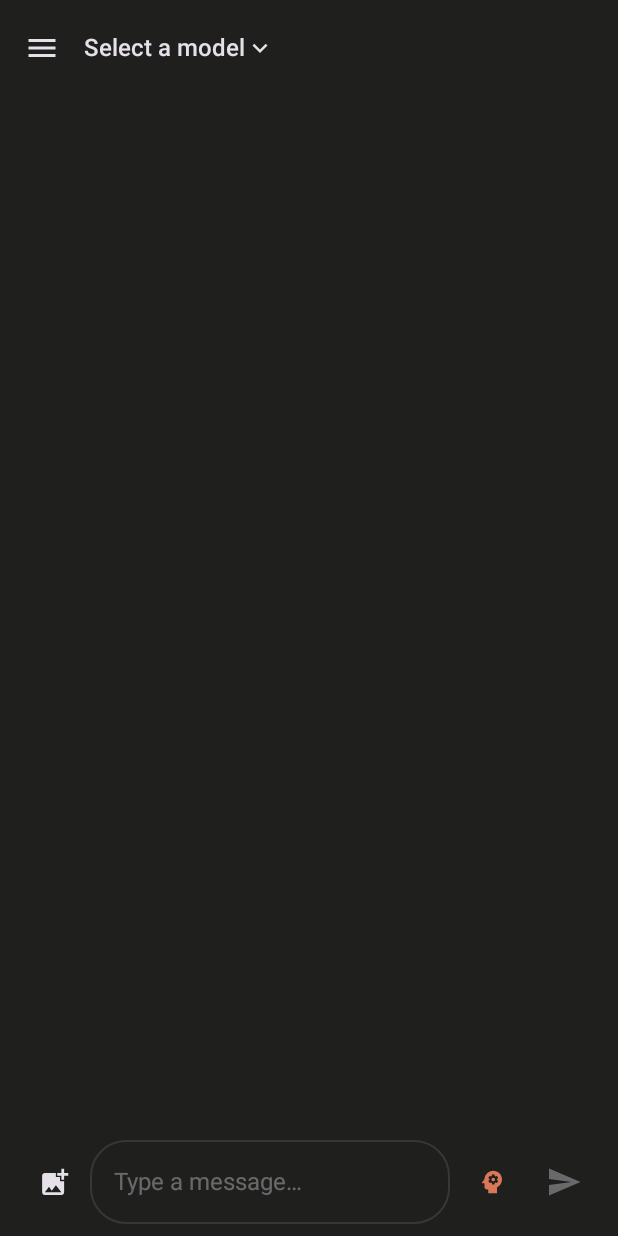
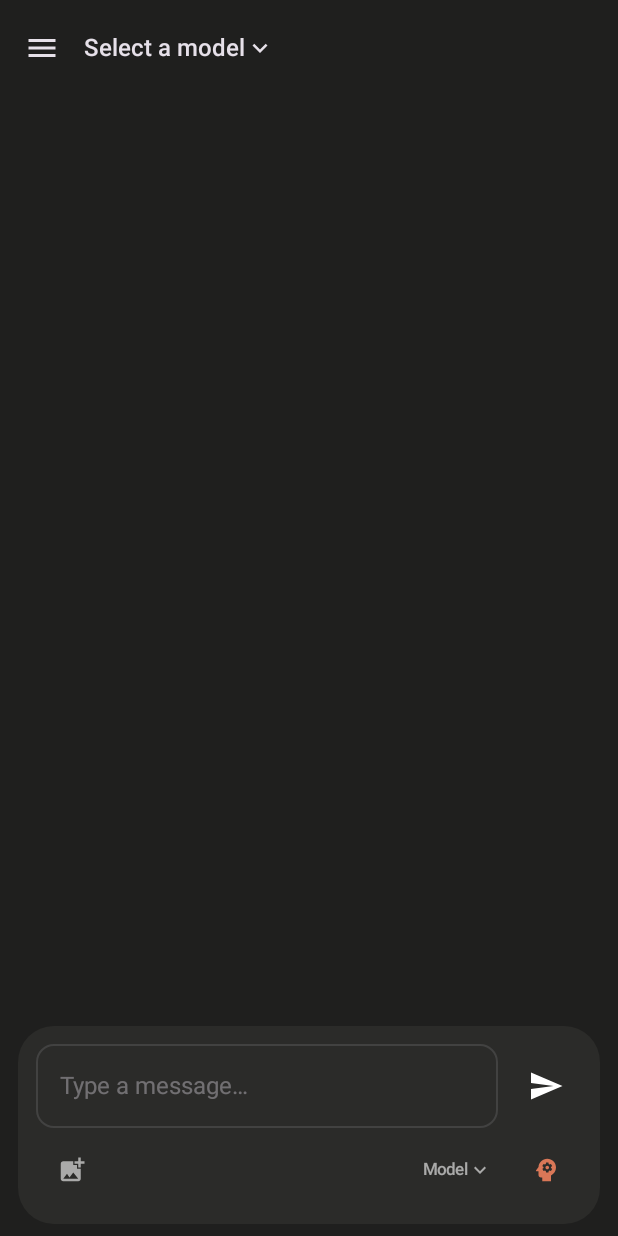
Before and after one commit to cotizcesar/warped, an Android app built with Jetpack Compose: the ChatScreen screen opened through its navigation route, on a phone screen of 412 x 824 dp. Run offline under Robolectric (Android 15) with nearby library versions, the light colour scheme and no system bars; our stand-ins replace Dagger/Hilt's generated code; 1 statement that could not run was skipped.

Commit message:
feat: redesigned input bar with #2b2b29 container, two rows, model picker button

```diff
--- a/app/src/main/java/com/warped/ui/chat/ChatScreen.kt
+++ b/app/src/main/java/com/warped/ui/chat/ChatScreen.kt
@@ -170,7 +170,8 @@ fun ChatScreen(
                 onStop = { viewModel.stopGeneration() },
                 reasoningEnabled = uiState.reasoningEnabled,
                 onToggleReasoning = { viewModel.toggleReasoning() },
-                onAddImage = { imagePickerLauncher.launch("image/*") }
+                onAddImage = { imagePickerLauncher.launch("image/*") },
+                onModelPickerClick = { modelDropdownExpanded = true }
             )
         }
     ) { padding ->
--- a/app/src/main/java/com/warped/ui/chat/components/ChatInputBar.kt
+++ b/app/src/main/java/com/warped/ui/chat/components/ChatInputBar.kt
@@ -1,10 +1,10 @@
 package com.warped.ui.chat.components
 
-import androidx.compose.foundation.layout.navigationBarsPadding
 import androidx.compose.foundation.layout.*
 import androidx.compose.material.icons.Icons
 import androidx.compose.material.icons.automirrored.filled.Send
 import androidx.compose.material.icons.filled.AddPhotoAlternate
+import androidx.compose.material.icons.filled.KeyboardArrowDown
 import androidx.compose.material.icons.filled.Psychology
 import androidx.compose.material.icons.filled.Stop
 import androidx.compose.material3.*
@@ -26,18 +26,22 @@ fun ChatInputBar(
     onStop: () -> Unit,
     reasoningEnabled: Boolean = true,
     onToggleReasoning: () -> Unit = {},
-    onAddImage: () -> Unit = {}
+    onAddImage: () -> Unit = {},
+    onModelPickerClick: () -> Unit = {}
 ) {
-    Row(
+    Surface(
+        color = Color(0xFF2B2B29),
+        shape = MaterialTheme.shapes.extraLarge,
         modifier = Modifier
             .fillMaxWidth()
-            .navigationBarsPadding()
-            .padding(horizontal = 12.dp, vertical = 8.dp),
+            .padding(horizontal = 12.dp, vertical = 8.dp)
+    ) {
+        Column(modifier = Modifier.padding(12.dp)) {
+            // Row 1: Text input + send/stop button
+            Row(
+                modifier = Modifier.fillMaxWidth(),
                 verticalAlignment = Alignment.CenterVertically
             ) {
-        IconButton(onClick = onAddImage) {
-            Icon(Icons.Filled.AddPhotoAlternate, "Add image", modifier = Modifier.size(22.dp))
-        }
                 OutlinedTextField(
                     value = text,
                     onValueChange = onTextChange,
@@ -45,30 +49,55 @@ fun ChatInputBar(
                     placeholder = { Text(stringResource(R.string.type_message)) },
                     enabled = !isGenerating && canSend,
                     maxLines = 4,
-            shape = MaterialTheme.shapes.extraLarge,
+                    shape = MaterialTheme.shapes.medium,
                     colors = OutlinedTextFieldDefaults.colors(
                         unfocusedBorderColor = Color.Transparent,
-                focusedBorderColor = Color.Transparent
+                        focusedBorderColor = Color.Transparent,
+                        unfocusedContainerColor = Color.Transparent,
+                        focusedContainerColor = Color.Transparent
                     )
                 )
-        Spacer(Modifier.width(4.dp))
+                Spacer(Modifier.width(8.dp))
+                if (isGenerating) {
+                    IconButton(onClick = onStop) {
+                        Icon(Icons.Filled.Stop, contentDescription = "Stop", tint = Color.White)
+                    }
+                } else {
+                    IconButton(onClick = onSend, enabled = canSend && text.isNotBlank()) {
+                        Icon(Icons.AutoMirrored.Filled.Send, contentDescription = "Send", tint = Color.White)
+                    }
+                }
+            }
+
+            Spacer(Modifier.height(4.dp))
+
+            // Row 2: Image button (left), model picker + reasoning (right)
+            Row(
+                modifier = Modifier.fillMaxWidth(),
+                verticalAlignment = Alignment.CenterVertically
+            ) {
+                IconButton(onClick = onAddImage) {
+                    Icon(Icons.Filled.AddPhotoAlternate, "Add image", tint = Color.White.copy(alpha = 0.6f), modifier = Modifier.size(20.dp))
+                }
+
+                Spacer(Modifier.weight(1f))
+
+                // Model picker button
+                TextButton(onClick = onModelPickerClick) {
+                    Text("Model", color = Color.White.copy(alpha = 0.6f), fontSize = MaterialTheme.typography.labelSmall.fontSize)
+                    Icon(Icons.Filled.KeyboardArrowDown, null, tint = Color.White.copy(alpha = 0.6f), modifier = Modifier.size(16.dp))
+                }
+
                 // Reasoning toggle
                 IconButton(onClick = onToggleReasoning) {
                     Icon(
                         Icons.Filled.Psychology,
-                contentDescription = "Toggle reasoning",
-                tint = if (reasoningEnabled) MaterialTheme.colorScheme.primary else MaterialTheme.colorScheme.onSurfaceVariant.copy(alpha = 0.4f),
+                        contentDescription = "Reasoning",
+                        tint = if (reasoningEnabled) MaterialTheme.colorScheme.primary else Color.White.copy(alpha = 0.3f),
                         modifier = Modifier.size(20.dp)
                     )
-        }
-        if (isGenerating) {
-            IconButton(onClick = onStop) {
-                Icon(Icons.Filled.Stop, contentDescription = "Stop generating")
-            }
-        } else {
-            IconButton(onClick = onSend, enabled = canSend && text.isNotBlank()) {
-                Icon(Icons.AutoMirrored.Filled.Send, contentDescription = "Send message")
                 }
             }
         }
     }
+}
```
Lines whose indentation alone changed are shown as unchanged.
